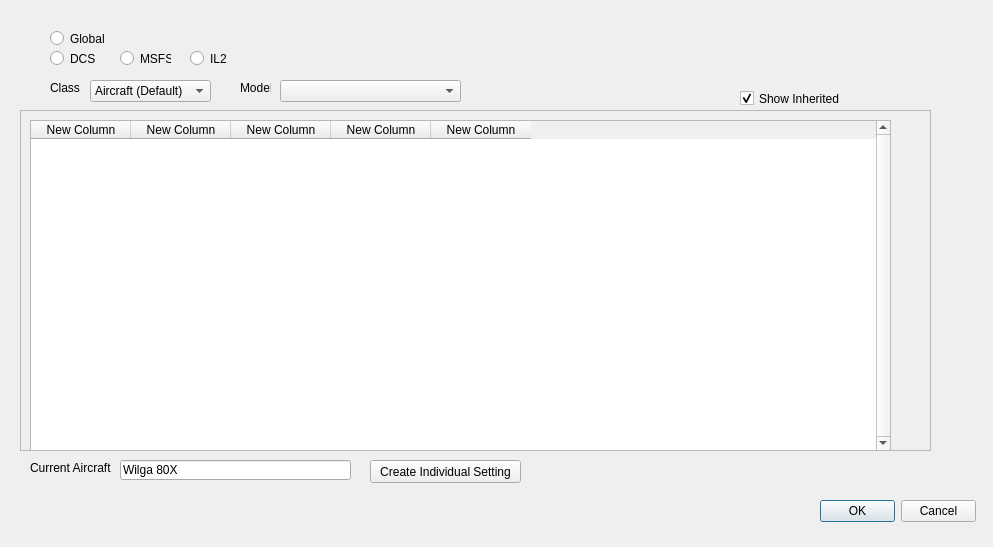
Before: the Qt Designer form settingswindow.ui in walmis/VPforce-TelemFFB, drawn with Qt 5.
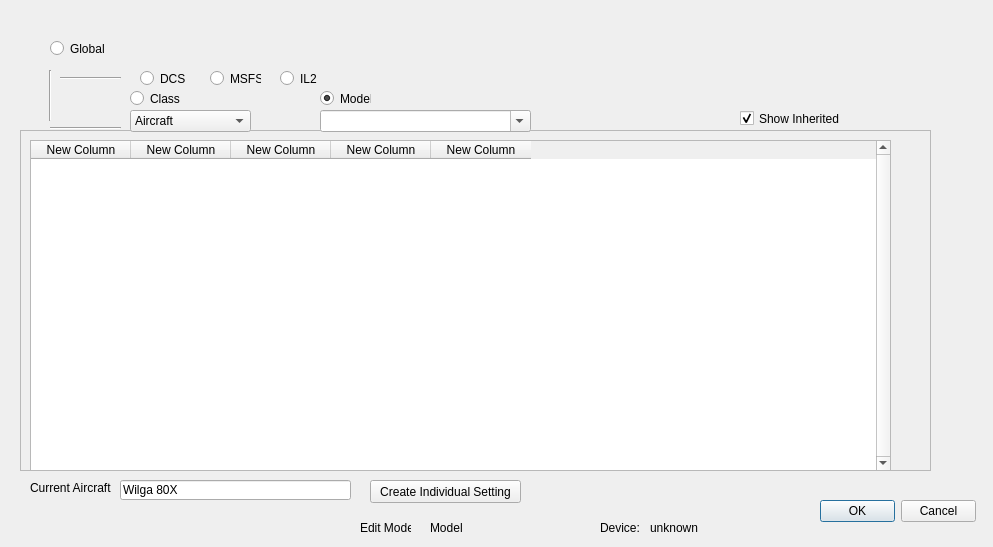
After: the same form once the commit is applied.

Commit message: interactive table

```diff
--- a/settingswindow.ui
+++ b/settingswindow.ui
@@ -18,7 +18,7 @@
     <property name="geometry">
      <rect>
       <x>50</x>
-      <y>30</y>
+      <y>40</y>
       <width>61</width>
       <height>17</height>
      </rect>
@@ -30,8 +30,8 @@
    <widget class="QRadioButton" name="rb_DCS">
     <property name="geometry">
      <rect>
-      <x>50</x>
-      <y>50</y>
+      <x>140</x>
+      <y>70</y>
       <width>51</width>
       <height>17</height>
      </rect>
@@ -43,8 +43,8 @@
    <widget class="QRadioButton" name="rb_MSFS">
     <property name="geometry">
      <rect>
-      <x>120</x>
-      <y>50</y>
+      <x>210</x>
+      <y>70</y>
       <width>51</width>
       <height>17</height>
      </rect>
@@ -56,8 +56,8 @@
    <widget class="QRadioButton" name="rb_IL2">
     <property name="geometry">
      <rect>
-      <x>190</x>
-      <y>50</y>
+      <x>280</x>
+      <y>70</y>
       <width>51</width>
       <height>17</height>
      </rect>
@@ -82,15 +82,15 @@
    <widget class="QComboBox" name="drp_class">
     <property name="geometry">
      <rect>
-      <x>90</x>
-      <y>80</y>
+      <x>130</x>
+      <y>110</y>
       <width>121</width>
       <height>22</height>
      </rect>
     </property>
     <item>
      <property name="text">
-      <string>Aircraft (Default)</string>
+      <string>Aircraft</string>
      </property>
     </item>
     <item>
@@ -118,22 +118,12 @@
       <string>HPGHelicopter</string>
      </property>
     </item>
-    <item>
-     <property name="text">
-      <string>-</string>
-     </property>
-    </item>
-    <item>
-     <property name="text">
-      <string>Individual Aircraft</string>
-     </property>
-    </item>
    </widget>
    <widget class="QTableWidget" name="table_widget">
     <property name="geometry">
      <rect>
       <x>30</x>
-      <y>120</y>
+      <y>140</y>
       <width>861</width>
       <height>331</height>
      </rect>
@@ -186,7 +176,7 @@
     <property name="geometry">
      <rect>
       <x>30</x>
-      <y>460</y>
+      <y>480</y>
       <width>81</width>
       <height>16</height>
      </rect>
@@ -195,11 +185,11 @@
      <string>Current Aircraft:</string>
     </property>
    </widget>
-   <widget class="QLineEdit" name="lineEdit">
+   <widget class="QLineEdit" name="tb_currentmodel">
     <property name="geometry">
      <rect>
       <x>120</x>
-      <y>460</y>
+      <y>480</y>
       <width>231</width>
       <height>20</height>
      </rect>
@@ -212,7 +202,7 @@
     <property name="geometry">
      <rect>
       <x>370</x>
-      <y>460</y>
+      <y>480</y>
       <width>151</width>
       <height>23</height>
      </rect>
@@ -221,47 +211,24 @@
      <string>Create Individual Setting</string>
     </property>
    </widget>
-   <widget class="QLabel" name="label_2">
+   <widget class="QComboBox" name="drp_models">
     <property name="geometry">
      <rect>
-      <x>50</x>
-      <y>80</y>
-      <width>31</width>
-      <height>16</height>
-     </rect>
-    </property>
-    <property name="text">
-     <string>Class</string>
-    </property>
-   </widget>
-   <widget class="QLabel" name="label_3">
-    <property name="geometry">
-     <rect>
-      <x>240</x>
-      <y>80</y>
-      <width>31</width>
-      <height>16</height>
-     </rect>
-    </property>
-    <property name="text">
-     <string>Model</string>
-    </property>
-   </widget>
-   <widget class="QComboBox" name="drp_craft">
-    <property name="geometry">
-     <rect>
-      <x>280</x>
-      <y>80</y>
-      <width>181</width>
+      <x>320</x>
+      <y>110</y>
+      <width>211</width>
       <height>22</height>
      </rect>
     </property>
+    <property name="editable">
+     <bool>true</bool>
+    </property>
    </widget>
    <widget class="QFrame" name="frame">
     <property name="geometry">
      <rect>
       <x>20</x>
-      <y>110</y>
+      <y>130</y>
       <width>911</width>
       <height>341</height>
      </rect>
@@ -277,7 +244,7 @@
     <property name="geometry">
      <rect>
       <x>740</x>
-      <y>90</y>
+      <y>110</y>
       <width>151</width>
       <height>17</height>
      </rect>
@@ -289,6 +256,126 @@
      <bool>true</bool>
     </property>
    </widget>
+   <widget class="QRadioButton" name="rb_class">
+    <property name="geometry">
+     <rect>
+      <x>130</x>
+      <y>90</y>
+      <width>51</width>
+      <height>17</height>
+     </rect>
+    </property>
+    <property name="text">
+     <string>Class</string>
+    </property>
+   </widget>
+   <widget class="QRadioButton" name="rb_model">
+    <property name="geometry">
+     <rect>
+      <x>320</x>
+      <y>90</y>
+      <width>51</width>
+      <height>17</height>
+     </rect>
+    </property>
+    <property name="text">
+     <string>Model</string>
+    </property>
+    <property name="checked">
+     <bool>true</bool>
+    </property>
+   </widget>
+   <widget class="Line" name="line">
+    <property name="geometry">
+     <rect>
+      <x>40</x>
+      <y>70</y>
+      <width>20</width>
+      <height>51</height>
+     </rect>
+    </property>
+    <property name="orientation">
+     <enum>Qt::Vertical</enum>
+    </property>
+   </widget>
+   <widget class="Line" name="line_2">
+    <property name="geometry">
+     <rect>
+      <x>50</x>
+      <y>120</y>
+      <width>71</width>
+      <height>16</height>
+     </rect>
+    </property>
+    <property name="orientation">
+     <enum>Qt::Horizontal</enum>
+    </property>
+   </widget>
+   <widget class="Line" name="line_3">
+    <property name="geometry">
+     <rect>
+      <x>60</x>
+      <y>70</y>
+      <width>61</width>
+      <height>16</height>
+     </rect>
+    </property>
+    <property name="orientation">
+     <enum>Qt::Horizontal</enum>
+    </property>
+   </widget>
+   <widget class="QLabel" name="l_mode">
+    <property name="geometry">
+     <rect>
+      <x>430</x>
+      <y>520</y>
+      <width>71</width>
+      <height>16</height>
+     </rect>
+    </property>
+    <property name="text">
+     <string>Model</string>
+    </property>
+   </widget>
+   <widget class="QLabel" name="label_2">
+    <property name="geometry">
+     <rect>
+      <x>600</x>
+      <y>520</y>
+      <width>51</width>
+      <height>16</height>
+     </rect>
+    </property>
+    <property name="text">
+     <string>Device:</string>
+    </property>
+   </widget>
+   <widget class="QLabel" name="l_device">
+    <property name="geometry">
+     <rect>
+      <x>650</x>
+      <y>520</y>
+      <width>91</width>
+      <height>16</height>
+     </rect>
+    </property>
+    <property name="text">
+     <string>unknown</string>
+    </property>
+   </widget>
+   <widget class="QLabel" name="label_3">
+    <property name="geometry">
+     <rect>
+      <x>360</x>
+      <y>520</y>
+      <width>51</width>
+      <height>16</height>
+     </rect>
+    </property>
+    <property name="text">
+     <string>Edit Mode:</string>
+    </property>
+   </widget>
    <zorder>frame</zorder>
    <zorder>rb_Global</zorder>
    <zorder>rb_DCS</zorder>
@@ -298,12 +385,19 @@
    <zorder>drp_class</zorder>
    <zorder>table_widget</zorder>
    <zorder>label</zorder>
-   <zorder>lineEdit</zorder>
+   <zorder>tb_currentmodel</zorder>
    <zorder>b_createaircraft</zorder>
+   <zorder>drp_models</zorder>
+   <zorder>cb_show_inherited</zorder>
+   <zorder>rb_class</zorder>
+   <zorder>rb_model</zorder>
+   <zorder>line</zorder>
+   <zorder>line_2</zorder>
+   <zorder>line_3</zorder>
+   <zorder>l_mode</zorder>
    <zorder>label_2</zorder>
+   <zorder>l_device</zorder>
    <zorder>label_3</zorder>
-   <zorder>drp_craft</zorder>
-   <zorder>cb_show_inherited</zorder>
   </widget>
  </widget>
  <resources/>
```
The commit also changes 2 other files.
